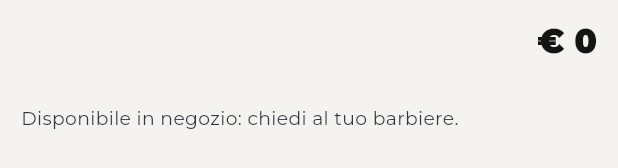
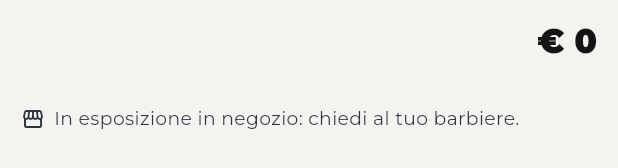
Before and after one commit to felixone04/the-mans-house, a Flutter app: the _ProductDetail widget shown alone on an empty page, opened directly with empty values, on a phone screen of 412 x 824 dp. Shown: the part 454-622 px from the top of the screen. Run offline on Flutter 3.47's test engine with Material 3 defaults, Android fonts, the phone set to English and light mode, and no system bars; our stand-ins replace google_fonts, image_picker, share_plus, supabase_flutter; accounts and stored records are empty.

Commit message:
Prodotti in vetrina e magazzino, aggiunta prodotto nel pagamento, nuova home
- Pagina Prodotti per i clienti: solo vetrina di ciò che è esposto in negozio (foto, categorie, prezzo, scheda al centro), niente acquisto
- Magazzino nell'area riservata: giacenza, soglia di avviso, prodotti da riordinare, vendita al banco
- Pagamento in agenda: "Aggiunta prodotto" dal magazzino, si somma al conto e scala la giacenza
- Scheda prodotto con foto dalla galleria o dalla fotocamera
- Home: stato aperto/chiuso, Prenota ora, prossimo appuntamento, Prodotti al posto di Indicazioni, logo senza sottotitolo
- Migrazione products_stock (prodotti, giacenza solo admin, vendite, foto)

```diff
--- a/lib/screens/products_screen.dart
+++ b/lib/screens/products_screen.dart
@@ -5,9 +5,10 @@ import '../state/app_state.dart';
 import '../theme.dart';
 import '../widgets/common.dart';
 
-/// Prodotti in vendita nel negozio: blocchi con foto, nome, formato e
-/// prezzo, filtro per categoria. Toccando un prodotto si apre la sua scheda
-/// al centro dello schermo. La giacenza non si vede.
+/// Vetrina dei prodotti in esposizione nel negozio: blocchi con foto, nome,
+/// formato e prezzo, filtro per categoria. Toccando un prodotto si apre la sua
+/// scheda al centro dello schermo. Il cliente guarda soltanto: niente acquisto
+/// ne' prenotazione dall'app, e la giacenza non si vede.
 class ProductsScreen extends StatefulWidget {
   const ProductsScreen({super.key});
 
@@ -57,6 +58,13 @@ class _ProductsScreenState extends State<ProductsScreen> {
                     child: Column(
                       crossAxisAlignment: CrossAxisAlignment.stretch,
                       children: [
+                        const Padding(
+                          padding: EdgeInsets.only(bottom: 10),
+                          child: Text(
+                            'I prodotti che trovi in esposizione in negozio.',
+                            style: TextStyle(color: AppColors.white, fontSize: 13.5, fontWeight: FontWeight.w600),
+                          ),
+                        ),
                         if (categories.length > 1) ...[
                           SingleChildScrollView(
                             scrollDirection: Axis.horizontal,
@@ -309,9 +317,18 @@ class _ProductDetailState extends State<_ProductDetail> {
             Text(p.howToUse, style: const TextStyle(color: AppColors.silver, height: 1.4)),
           ],
           const SizedBox(height: 10),
-          const Text(
-            'Disponibile in negozio: chiedi al tuo barbiere.',
-            style: TextStyle(color: AppColors.muted, fontSize: 12.5),
+          // solo vetrina: dall'app non si compra e non si prenota il prodotto
+          const Row(
+            children: [
+              Icon(Icons.storefront_outlined, size: 16, color: AppColors.muted),
+              SizedBox(width: 6),
+              Expanded(
+                child: Text(
+                  'In esposizione in negozio: chiedi al tuo barbiere.',
+                  style: TextStyle(color: AppColors.muted, fontSize: 12.5),
+                ),
+              ),
+            ],
           ),
         ],
       ),
```
